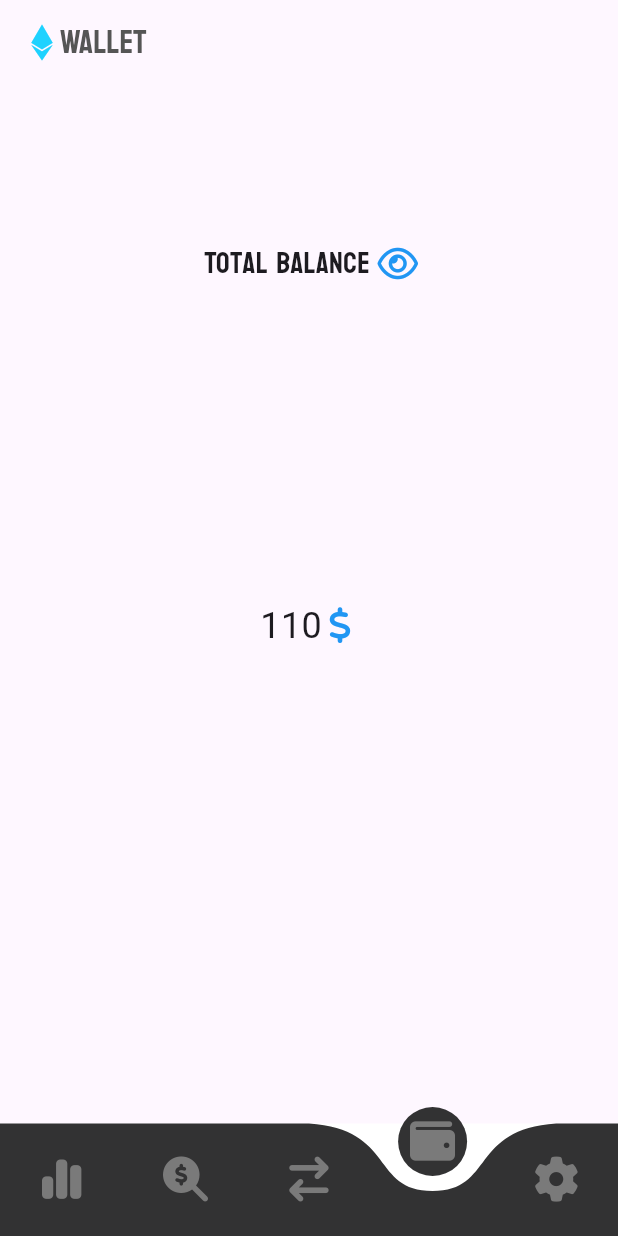
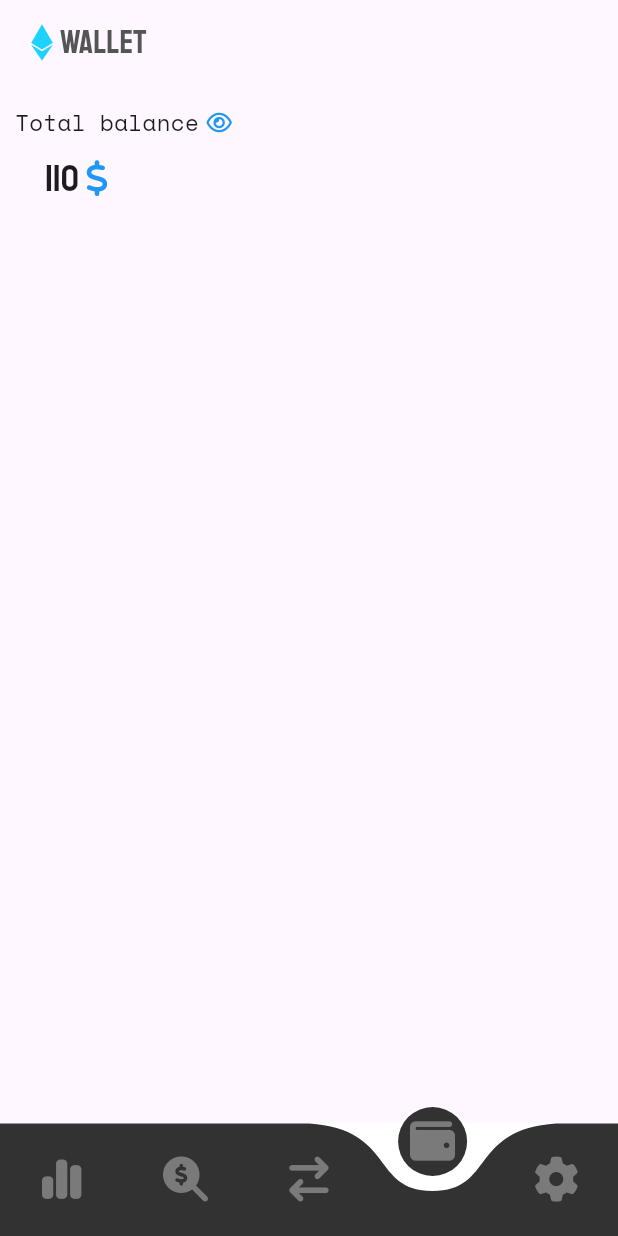
Before and after one commit to thien0709/TheAuction, a Flutter app: the screen it shows after launch, item 4 of the bottom bar chosen, on a phone screen of 412 x 824 dp. Run offline on Flutter 3.47's test engine with Material 3 defaults, Android fonts, the phone set to English and light mode, and no system bars; drawn by our look-alikes of curved_navigation_bar; our stand-ins replace cached_network_image, font_awesome_flutter; network calls fail.

Commit message:
update icon on phone , update wallet

```diff
--- a/lib/wallet.dart
+++ b/lib/wallet.dart
@@ -10,25 +10,39 @@ class Wallet extends StatefulWidget {
 
 class _WalletState extends State<Wallet> {
   int _balance = 110;
+  String _eye = 'eye';
   @override
   Widget build(BuildContext context) {
     return Column(
-     mainAxisAlignment: MainAxisAlignment.spaceAround,
-     crossAxisAlignment: CrossAxisAlignment.center,
      children: [
+      SizedBox(height: 15),
       Row(
-        mainAxisAlignment: MainAxisAlignment.center,
-        children: [
-          Text('Total balance', style: TextStyle(fontFamily: 'Koulen',fontSize: 20)),
-          SizedBox(width: 5),
-          Icon(FontAwesomeIcons.eye, color: Colors.blue),
-        ],
-      ),
+          mainAxisAlignment: MainAxisAlignment.start,
+          children: [
+            SizedBox(width: 10),
+            Text('Total balance',
+                style: TextStyle(fontFamily: 'SpaceMono', fontSize: 15)),
+            SizedBox(width: 5),
+            GestureDetector(
+              onTap: () {
+                setState(() {
+                  _eye = _eye == 'eye' ? 'eye-slash' : 'eye';
+                });
+              },
+              child: Icon(
+                  _eye == 'eye'
+                      ? FontAwesomeIcons.eye
+                      : FontAwesomeIcons.eyeSlash,
+                  color: Colors.blue, size: 15,),
+            )
+          ],
+        ),
+        SizedBox(height: 10,),
        Row(
-         mainAxisAlignment: MainAxisAlignment.center,
+         mainAxisAlignment: MainAxisAlignment.start,
          children: [
-
-           Text('$_balance', style: TextStyle(fontSize: 24)),
+          SizedBox(width: 30),
+           Text(_eye == 'eye' ? '$_balance' : "*****", style: TextStyle(fontFamily: 'Koulen',fontSize: 24)),
            Icon(FontAwesomeIcons.dollarSign, color: Colors.blue),
 
          ]
@@ -36,6 +50,7 @@ class _WalletState extends State<Wallet> {
        Row(
          mainAxisAlignment: MainAxisAlignment.center,
          children: [
+
          ],
        )
      ],
```
Also changed, not shown: 6 other files.
